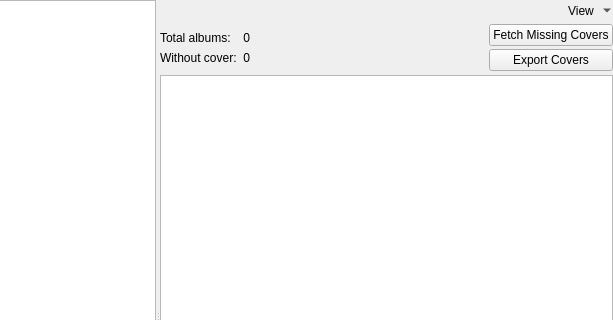
This is src/covermanager/albumcovermanager.ui in strawberrymusicplayer/strawberry as Qt 5 draws it before an edit; both pictures show x 290 to 903 and y 0 to 320 of the 903 by 662 pixel window. The edited form follows.
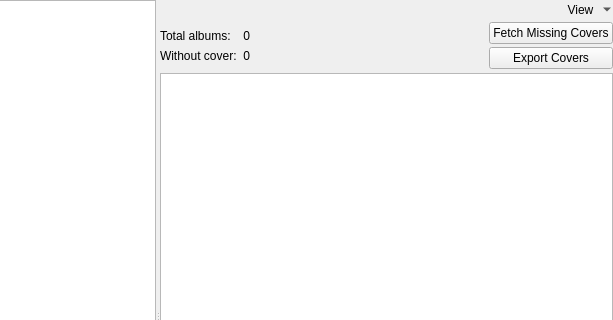
This is the edited form. Icons and pictures are not drawn. Custom widgets are drawn as their Qt base class.

Commit message:
Fix padding on toolbuttons with menu button popup
Fixes #795

```diff
--- a/src/covermanager/albumcovermanager.ui
+++ b/src/covermanager/albumcovermanager.ui
@@ -87,6 +87,11 @@
           </item>
           <item>
            <widget class="QToolButton" name="view">
+            <property name="styleSheet">
+             <string notr="true">QToolButton, QToolButton:hover, QToolButton:pressed {
+  padding-right: 16px;
+}</string>
+            </property>
             <property name="text">
              <string>View</string>
             </property>
```
The commit also changes 4 other files.
